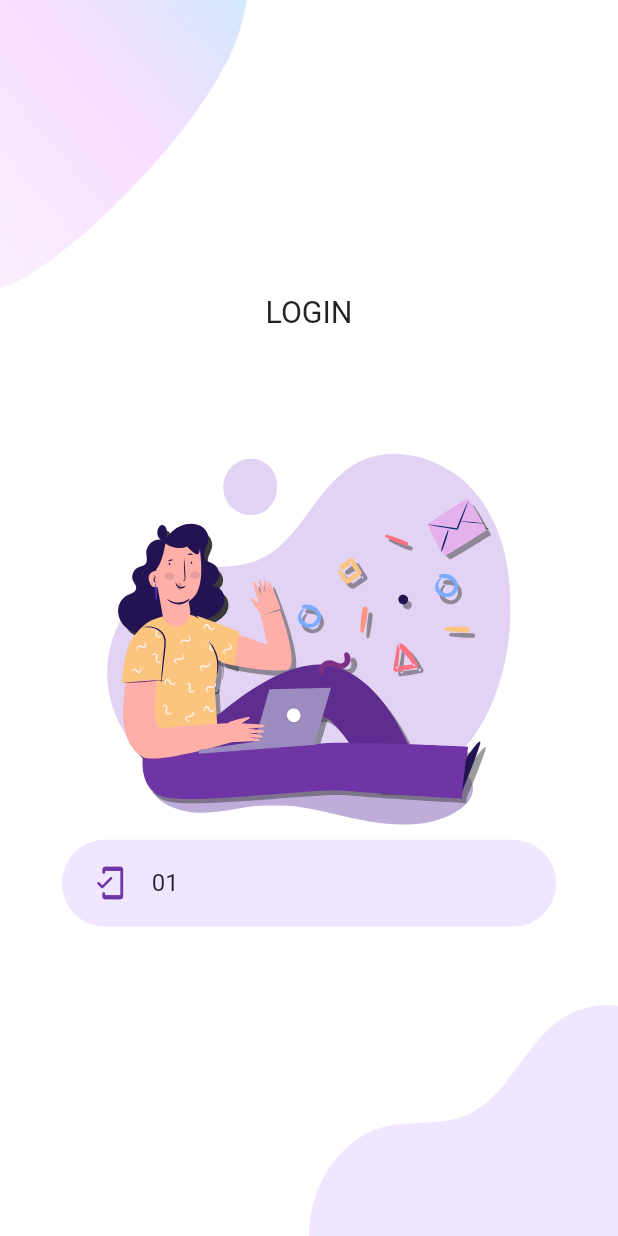
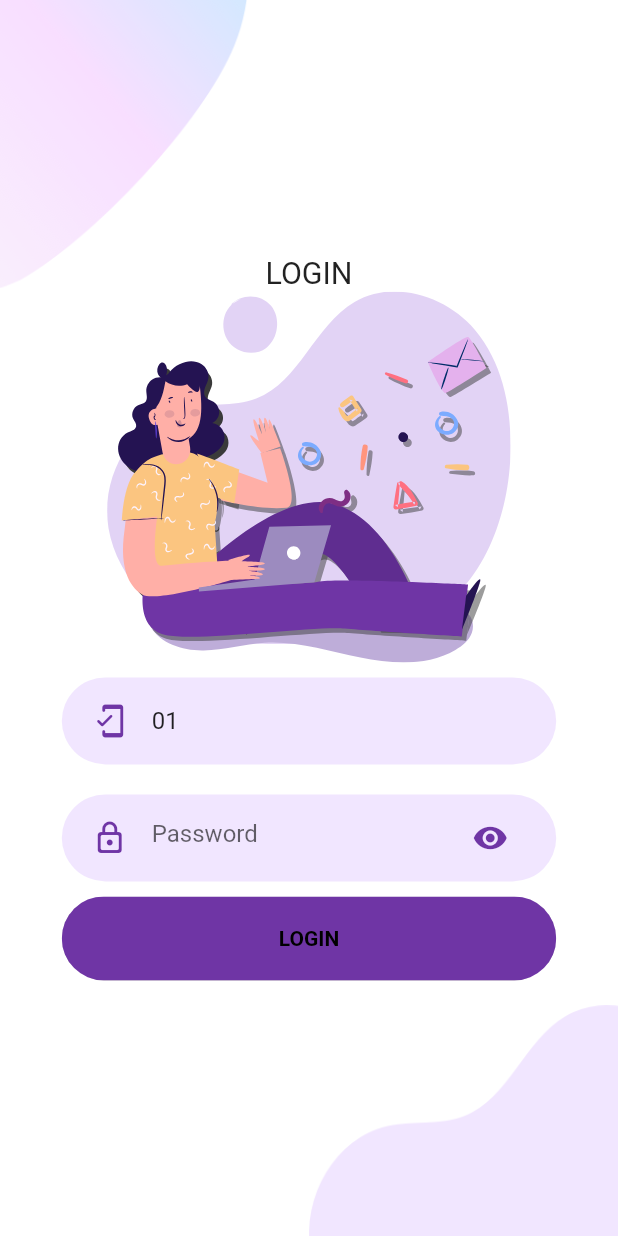
Before and after one commit to sifatistiak/Flutter-Login-Screen, a Flutter app: the LoginScreen screen opened directly, on a phone screen of 412 x 824 dp. Run offline on Flutter 3.47's test engine with Material 2 defaults, Android fonts, the phone set to English and light mode, and no system bars; our stand-ins replace flutter_svg.

Commit message:
login screen design

```diff
--- a/lib/Screens/Login/components/body.dart
+++ b/lib/Screens/Login/components/body.dart
@@ -1,16 +1,24 @@
 import 'package:flutter/material.dart';
 import 'package:flutter_svg/flutter_svg.dart';
 import 'package:login/Screens/Login/components/background.dart';
+import 'package:login/components/rounded_button.dart';
+import 'package:login/components/rounded_password_field.dart';
 import 'package:login/components/rounded_text_field.dart';
 import 'package:login/constants.dart';
 
-class Body extends StatelessWidget {
+class Body extends StatefulWidget {
   const Body({Key? key}) : super(key: key);
 
+  @override
+  State<Body> createState() => _BodyState();
+}
+
+class _BodyState extends State<Body> {
   @override
   Widget build(BuildContext context) {
     Size size = MediaQuery.of(context).size;
     return Background(
+      child: SingleChildScrollView(
         child: Column(
           mainAxisAlignment: MainAxisAlignment.center,
           children: <Widget>[
@@ -19,9 +27,6 @@ class Body extends StatelessWidget {
               style: TextStyle(
                 fontSize: kPrimaryHeaderSize * 0.7,
               ),
-          ),
-          SizedBox(
-            height: size.height * 0.1,
             ),
             SvgPicture.asset(
               "assets/icons/login.svg",
@@ -33,11 +38,17 @@ class Body extends StatelessWidget {
                 Icons.mobile_friendly_rounded,
                 color: kPrimaryColor,
               ),
-            onChange: (value) {
-              print(value);
-            },
+              onChange: (value) {},
+            ),
+            PasswordInputField(
+              onChange: (value) {},
+            ),
+            RoundedButton(
+              text: "LOGIN",
+              onPress: () {},
             ),
           ],
+        ),
       ),
     );
   }
--- /dev/null
+++ b/lib/components/rounded_password_field.dart
@@ -0,0 +1,50 @@
+import 'package:flutter/material.dart';
+import 'package:login/components/text_field.dart';
+import 'package:login/constants.dart';
+
+class PasswordInputField extends StatefulWidget {
+  final ValueChanged<String> onChange;
+  const PasswordInputField({
+    Key? key,
+    required this.onChange,
+  }) : super(key: key);
+
+  @override
+  State<PasswordInputField> createState() => _PasswordInputFieldState();
+}
+
+class _PasswordInputFieldState extends State<PasswordInputField> {
+  bool _isObscure = true;
+
+  @override
+  Widget build(BuildContext context) {
+    return TextFieldContainer(
+      child: TextField(
+        onChanged: widget.onChange,
+        obscureText: _isObscure,
+        decoration: InputDecoration(
+          hintText: "Password",
+          icon: const Icon(
+            Icons.lock_outline_rounded,
+            color: kPrimaryColor,
+          ),
+          suffixIcon: IconButton(
+            splashColor: Colors.transparent,
+            highlightColor: Colors.transparent,
+            icon: Icon(
+              _isObscure ? Icons.visibility : Icons.visibility_off,
+            ),
+            color: kPrimaryColor,
+            onPressed: () {
+              setState(() {
+                _isObscure = !_isObscure;
+              });
+            },
+          ),
+          border: InputBorder.none,
+        ),
+        cursorColor: kPrimaryColor,
+      ),
+    );
+  }
+}
--- a/lib/components/rounded_text_field.dart
+++ b/lib/components/rounded_text_field.dart
@@ -1,6 +1,7 @@
 import 'package:flutter/material.dart';
 import 'package:flutter/services.dart';
 import 'package:login/components/text_field.dart';
+import 'package:login/constants.dart';
 
 class RoundedInputField extends StatelessWidget {
   final String hintText;
@@ -19,6 +20,7 @@ class RoundedInputField extends StatelessWidget {
     return TextFieldContainer(
       child: TextField(
         controller: TextEditingController()..text = "01",
+        cursorColor: kPrimaryColor,
         decoration: InputDecoration(
           icon: icon,
           hintText: hintText,
```
Lines whose indentation alone changed are shown as unchanged.
